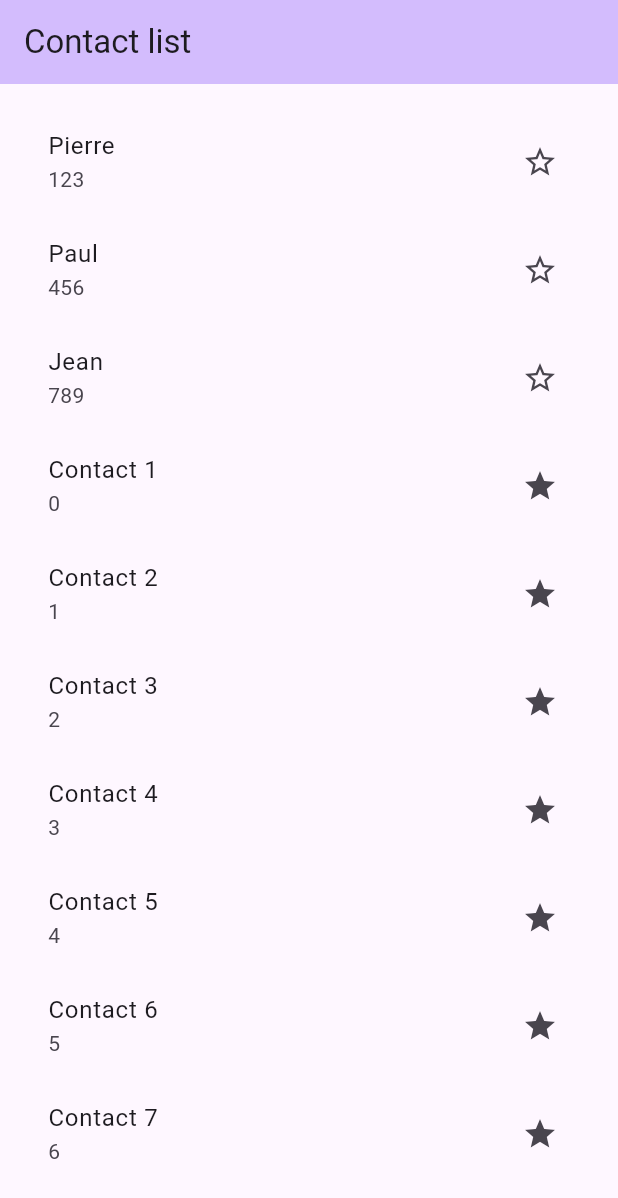
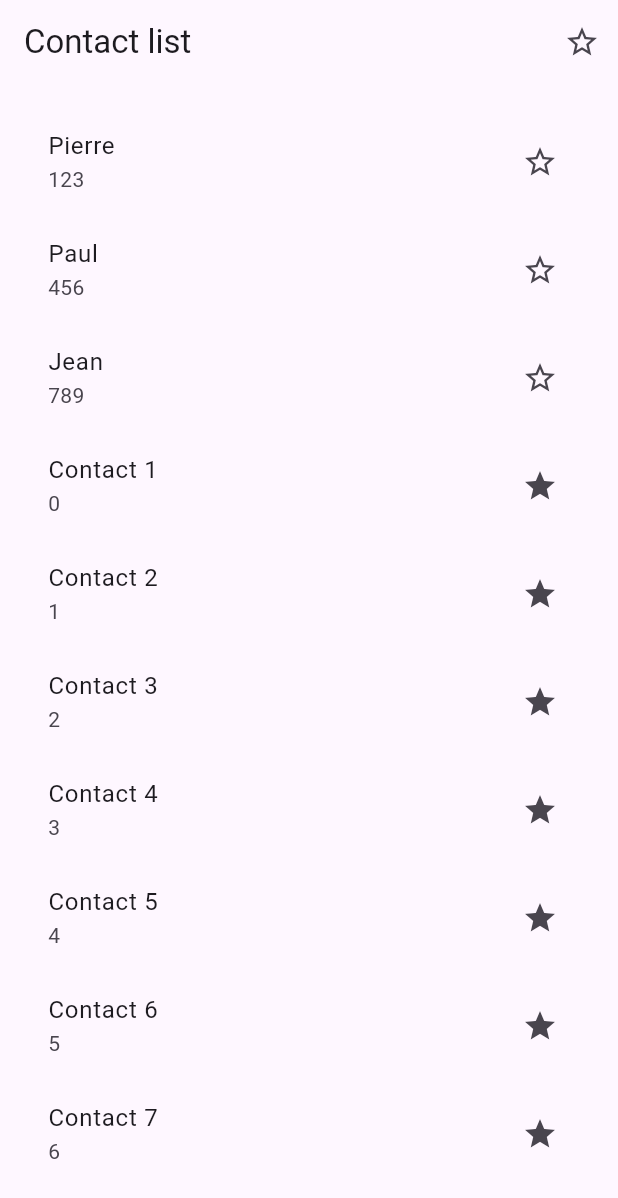
Before and after one commit to karen-asipuela-vinci/vinci-2, a Flutter app: the screen it shows after launch, on a phone screen of 412 x 824 dp. Shown: the top 1198 px of the screen. Run offline on Flutter 3.47's test engine with Material 3 defaults, Android fonts, the phone set to English and light mode, and no system bars.

Commit message:
filtrage liste

```diff
--- a/intro-mobile/tuto2/lib/home_screen.dart
+++ b/intro-mobile/tuto2/lib/home_screen.dart
@@ -5,23 +5,43 @@ import 'package:flutter/material.dart';
 import 'contact.dart';
 import 'contact_row.dart';
 
-class HomeScreen extends StatelessWidget {
+class HomeScreen extends StatefulWidget {
+  @override
+  State<HomeScreen> createState() => _HomeScreenState();
+}
+
+class _HomeScreenState extends State<HomeScreen> {
+  var showFavorites = false;
+  void _toggleFavorites() => setState(() => showFavorites = !showFavorites);
+
   @override
   Widget build(BuildContext context) {
+    //on modif pour afficher les contacts favoris
+    final displayedContacts = [
+      for (var contact in defaultContacts)
+        if (!showFavorites || contact.isFavorite) contact
+    ];
+
+    //on ajoute un bouton pour afficher les contacts favoris
     return Scaffold(
       appBar: AppBar(
-        backgroundColor: Theme.of(context).colorScheme.inversePrimary,
         title: const Text("Contact list"),
+        actions: [
+          IconButton(
+            icon: Icon(showFavorites ? Icons.star : Icons.star_border),
+            onPressed: _toggleFavorites,
+          ),
+        ],
       ),
-      body: Padding(
+      body: Container(
         padding: const EdgeInsets.all(16.0),
         child: Center(
           child: SizedBox(
-            width: 512,
+            width: 512.0,
             child: ListView.builder(
-              itemCount: defaultContacts.length,
+              itemCount: displayedContacts.length,
               itemBuilder: (context, index) =>
-                  ContactRow(contact: defaultContacts[index]),
+                  ContactRow(contact: displayedContacts[index]),
             ),
           ),
         ),
--- a/intro-mobile/tuto2/lib/main.dart
+++ b/intro-mobile/tuto2/lib/main.dart
@@ -18,6 +18,7 @@ class MyApp extends StatelessWidget {
         useMaterial3: true,
       ),
       home: HomeScreen(),
+      debugShowCheckedModeBanner: false,
     );
   }
 }
```
